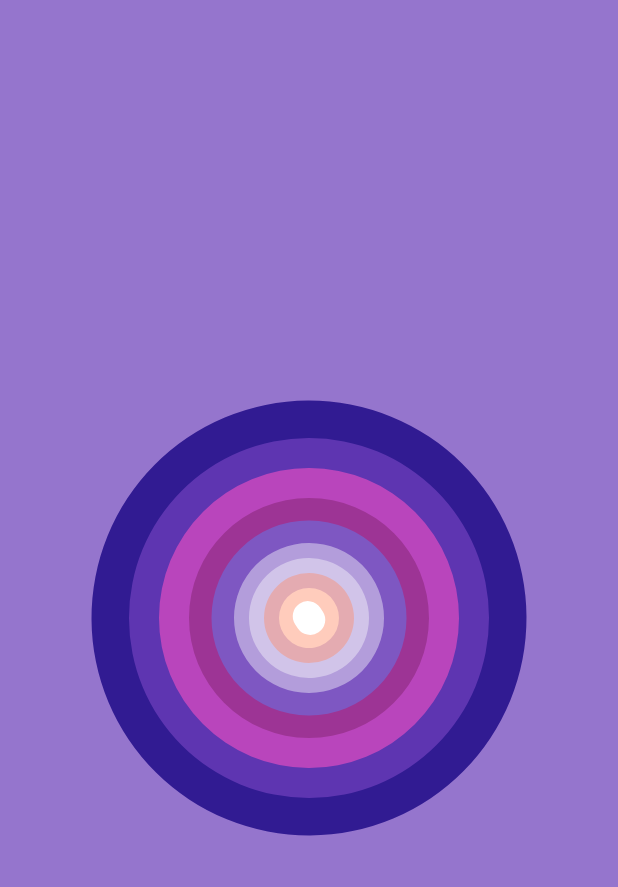
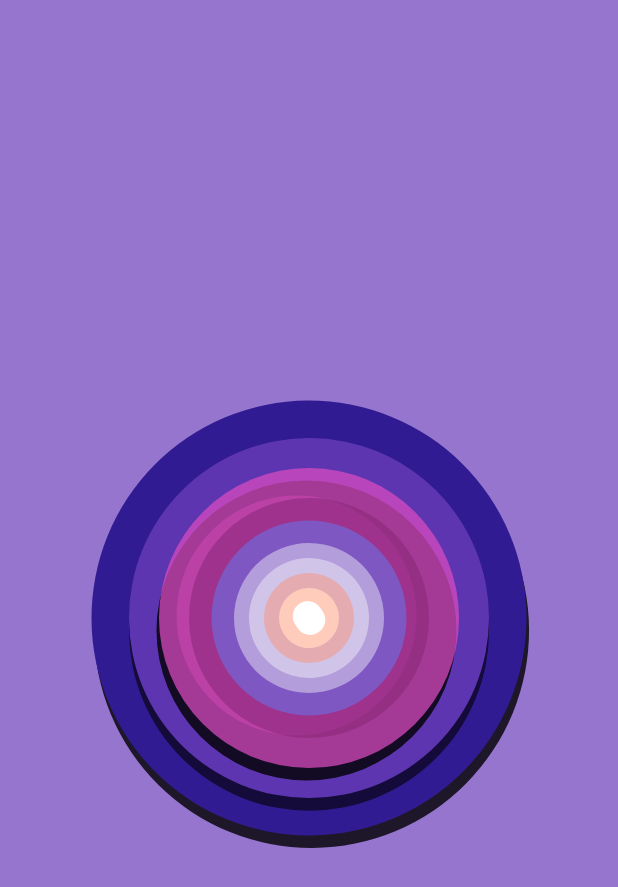
Before and after one commit to luciferro01/Ripple-Animation, a Flutter app: the screen it shows after launch, on a phone screen of 412 x 824 dp. Shown: the top 887 px of the screen. Run offline on Flutter 3.47's test engine with Material 2 defaults, Android fonts, the phone set to English and light mode, and no system bars.

Commit message:
A cool Animation

```diff
--- a/lib/main.dart
+++ b/lib/main.dart
@@ -62,6 +62,14 @@ class _RippleAnimationState extends State<RippleAnimation>
   }
 
   @override
+  void dispose() {
+    _radiusController;
+    _rotationController;
+    _controller;
+    super.dispose();
+  }
+
+  @override
   Widget build(BuildContext context) {
     return Scaffold(
       backgroundColor: Colors.deepPurple[300],
@@ -76,6 +84,11 @@ class _RippleAnimationState extends State<RippleAnimation>
                 height: 290,
                 decoration: BoxDecoration(
                   borderRadius: BorderRadius.circular(_radiusController.value),
+                  boxShadow: [
+                    BoxShadow(
+                        color: Colors.black.withOpacity(0.8),
+                        offset: const Offset(6, 6)),
+                  ],
                   color: Colors.deepPurple[900],
                 ),
               ),
@@ -87,6 +100,11 @@ class _RippleAnimationState extends State<RippleAnimation>
                 height: 240,
                 decoration: BoxDecoration(
                   borderRadius: BorderRadius.circular(_radiusController.value),
+                  boxShadow: [
+                    BoxShadow(
+                        color: Colors.black.withOpacity(0.6),
+                        offset: const Offset(6, 6)),
+                  ],
                   color: Colors.deepPurple[600],
                 ),
               ),
@@ -98,6 +116,11 @@ class _RippleAnimationState extends State<RippleAnimation>
                 height: 200,
                 decoration: BoxDecoration(
                   borderRadius: BorderRadius.circular(_radiusController.value),
+                  boxShadow: [
+                    BoxShadow(
+                        color: Colors.black.withOpacity(0.8),
+                        offset: const Offset(6, 6)),
+                  ],
                   color: const Color.fromARGB(186, 219, 75, 192),
                 ),
               ),
@@ -109,6 +132,13 @@ class _RippleAnimationState extends State<RippleAnimation>
                 height: 160,
                 decoration: BoxDecoration(
                   borderRadius: BorderRadius.circular(_radiusController.value),
+                  boxShadow: [
+                    BoxShadow(
+                        color: const Color.fromARGB(186, 219, 75, 192)
+                            .withOpacity(0.4),
+                        offset: const Offset(-6, 6)),
+                  ],
+
                   // color: Colors.deepPurple[400],
                   color: const Color.fromARGB(144, 136, 39, 119),
                 ),
@@ -182,28 +212,6 @@ class _RippleAnimationState extends State<RippleAnimation>
                 ),
               ),
             ),
-            // Transform.rotate(
-            //   angle: _rotationController.value,
-            //   child: Container(
-            //     width: 200,
-            //     height: 200,
-            //     decoration: BoxDecoration(
-            //       borderRadius: BorderRadius.circular(_radiusController.value),
-            //       color: Colors.deepPurple[400],
-            //     ),
-            //   ),
-            // ),
-            // Transform.rotate(
-            //   angle: _rotationController.value,
-            //   child: Container(
-            //     width: 200,
-            //     height: 200,
-            //     decoration: BoxDecoration(
-            //       borderRadius: BorderRadius.circular(_radiusController.value),
-            //       color: Colors.deepPurple[400],
-            //     ),
-            //   ),
-            // ),
           ],
         ),
       ),
```
